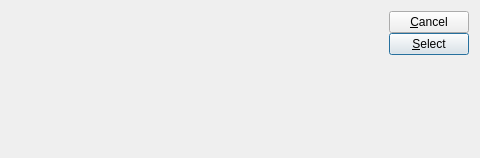
This is guiclient/selectShippedOrders.ui in Pegasus-RPG/xtuple-client as Qt 5 draws it before an edit; both pictures show x 217 to 697 and y 0 to 158 of the 697 by 158 pixel window. The edited form follows.
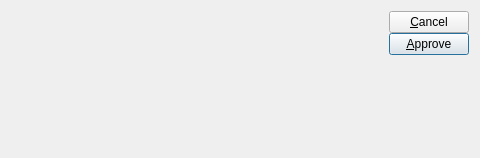
This is the edited form. Custom widgets are drawn as their Qt base class.

The edit to the form file:
```diff
--- a/guiclient/selectShippedOrders.ui
+++ b/guiclient/selectShippedOrders.ui
@@ -99,7 +99,7 @@
          <item>
           <widget class="QPushButton" name="_select" >
            <property name="text" >
-            <string>&amp;Select</string>
+            <string>&amp;Approve</string>
            </property>
            <property name="autoDefault" >
             <bool>true</bool>
```
Left out of the diff: 2 changed lines with no effect on the pictures.
